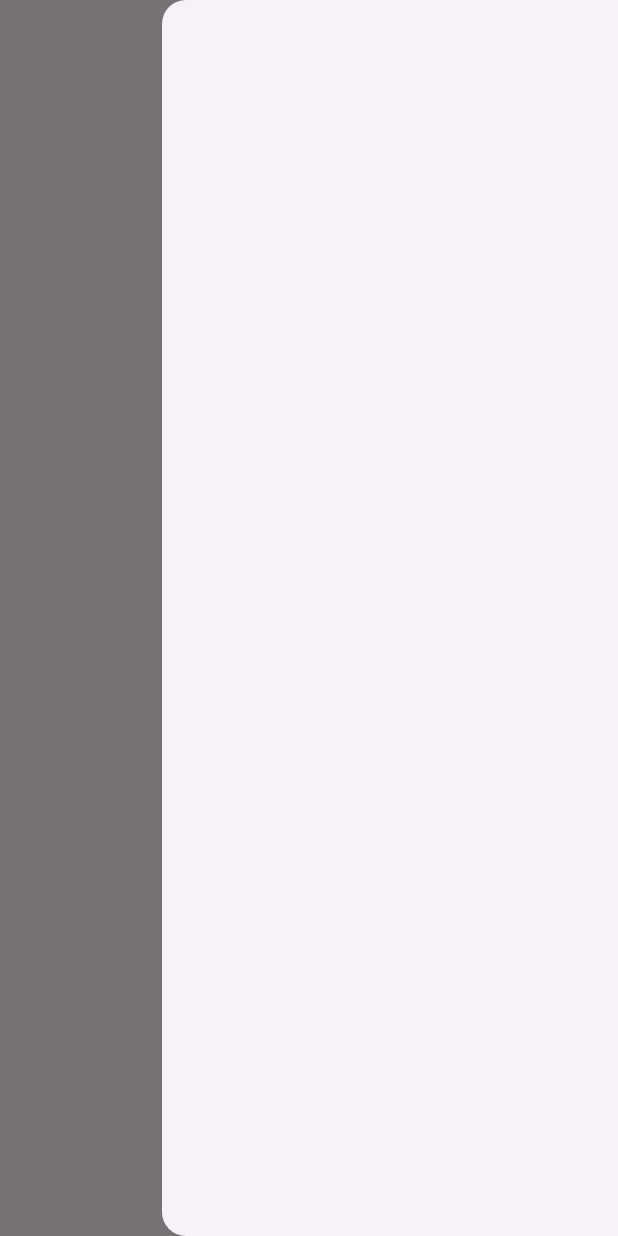
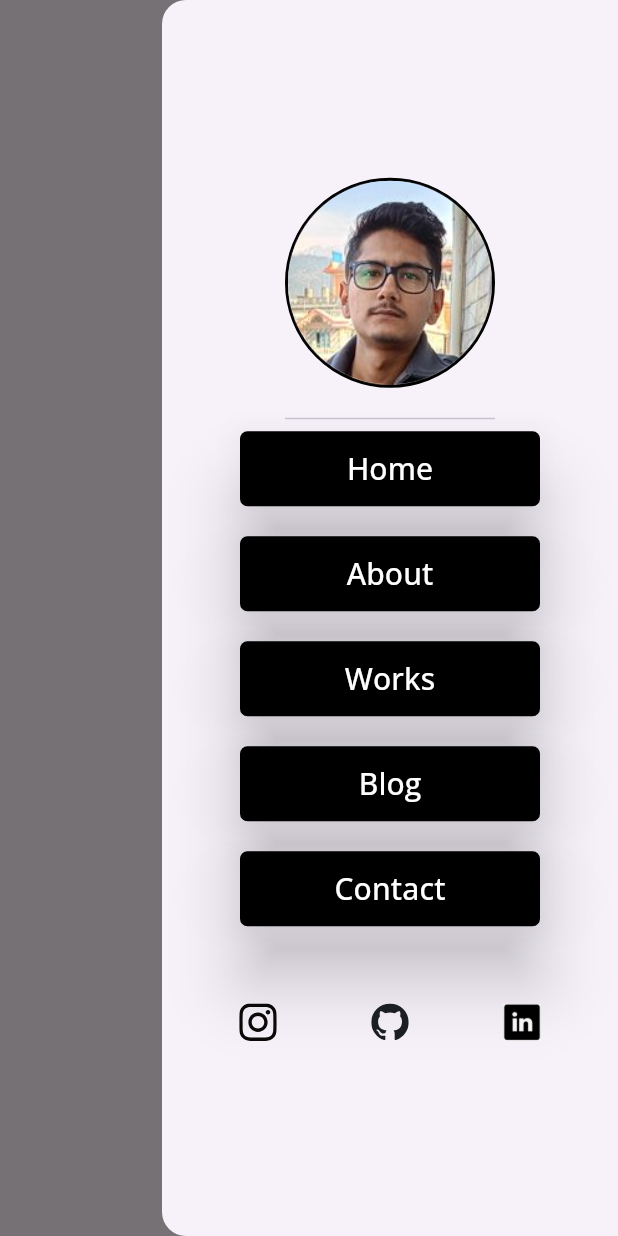
Before and after one commit to Prashant-Bista/Flutter_landingpage, a Flutter app: the screen it shows after launch, after a tap on the "menu" icon, on a phone screen of 412 x 824 dp. Run offline on Flutter 3.47's test engine with Material 3 defaults, Android fonts, the phone set to English and light mode, and no system bars; our stand-ins replace flutter_svg, google_fonts, url_strategy.

Commit message:
added buttons and links to social media profiles in mobile's drawer

```diff
--- a/lib/components.dart
+++ b/lib/components.dart
@@ -47,6 +47,35 @@ class _TabsWebState extends State<TabsWeb> {
   }
 }
 
+class TabsMobile extends StatefulWidget {
+  final text;
+  final route;
+  const TabsMobile({super.key, @required this.text, @required this.route});
+
+  @override
+  State<TabsMobile> createState() => _TabsMobileState();
+}
+
+class _TabsMobileState extends State<TabsMobile> {
+  @override
+  Widget build(BuildContext context) {
+    return MaterialButton(
+      onPressed: () {},
+      color: Colors.black,
+      elevation: 20.0,
+      shape: RoundedRectangleBorder(
+        borderRadius: BorderRadius.all(Radius.circular(5.0)),
+      ),
+      height: 50.0,
+      minWidth: 200.0,
+      child: Text(
+        widget.text,
+        style: GoogleFonts.openSans(fontSize: 20.0, color: Colors.white),
+      ),
+    );
+  }
+}
+
 class SansBold extends StatelessWidget {
   final text;
   final size;
@@ -79,7 +108,12 @@ class TextForm extends StatelessWidget {
   final hintText;
   final width;
   final maxlines;
-  const TextForm({super.key,@required this.hintText,@required this.heading, @required this.width, this.maxlines});
+  const TextForm(
+      {super.key,
+      @required this.hintText,
+      @required this.heading,
+      @required this.width,
+      this.maxlines});
 
   @override
   Widget build(BuildContext context) {
@@ -93,30 +127,32 @@ class TextForm extends StatelessWidget {
         SizedBox(
           width: 350,
           child: TextFormField(
-            maxLines: maxlines==null?null:maxlines,
+            maxLines: maxlines == null ? null : maxlines,
             decoration: InputDecoration(
-              focusedErrorBorder:OutlineInputBorder(
+              focusedErrorBorder: OutlineInputBorder(
                 borderSide:
-                BorderSide(color: Colors.red, style: BorderStyle.solid),
+                    BorderSide(color: Colors.red, style: BorderStyle.solid),
                 borderRadius: BorderRadius.all(
                   Radius.circular(10.0),
                 ),
-              ) ,
+              ),
               enabledBorder: OutlineInputBorder(
-                borderSide:
-                    BorderSide(color: Colors.lightBlue, style: BorderStyle.solid),
+                borderSide: BorderSide(
+                    color: Colors.lightBlue, style: BorderStyle.solid),
                 borderRadius: BorderRadius.all(
                   Radius.circular(10.0),
                 ),
               ),
               focusedBorder: OutlineInputBorder(
-                  borderSide: BorderSide(color: Colors.lightBlueAccent, width: 2.0),
+                  borderSide:
+                      BorderSide(color: Colors.lightBlueAccent, width: 2.0),
                   borderRadius: BorderRadius.all(Radius.circular(15.0))),
               hintText: hintText,
               hintStyle: GoogleFonts.poppins(fontSize: 14.0),
             ),
-            validator: (text){
-              if (RegExp("\\bprashant\\b",caseSensitive: false).hasMatch(text.toString())){
+            validator: (text) {
+              if (RegExp("\\bprashant\\b", caseSensitive: false)
+                  .hasMatch(text.toString())) {
                 return "Match found";
               }
             },
@@ -133,24 +169,32 @@ class AnimatedCardWeb extends StatefulWidget {
   final text;
   final fit;
   final reverse;
-  const AnimatedCardWeb({super.key, @required this.imagepath,@required this.text, this.fit, this.reverse,});
+  const AnimatedCardWeb({
+    super.key,
+    @required this.imagepath,
+    @required this.text,
+    this.fit,
+    this.reverse,
+  });
 
   @override
   State<AnimatedCardWeb> createState() => _AnimatedCardWebState();
 }
 
-class _AnimatedCardWebState extends State<AnimatedCardWeb> with SingleTickerProviderStateMixin {
-  late AnimationController _controller=AnimationController(vsync: this,
-  duration : const Duration(seconds: 4))..repeat(reverse: true);
+class _AnimatedCardWebState extends State<AnimatedCardWeb>
+    with SingleTickerProviderStateMixin {
+  late AnimationController _controller =
+      AnimationController(vsync: this, duration: const Duration(seconds: 4))
+        ..repeat(reverse: true);
 //choose offset as the type of the animation
-  late Animation<Offset> _animation= Tween(
-    //Since our animated cards are going to move in two directions, we need to write that whenever the widget
-    // dot reverse is true, then the starting position of the card widget will be offset zero comma 0.08 and
-    begin: widget.reverse==true? Offset(0,0.08): Offset.zero,
-    end: widget.reverse==true? Offset.zero: Offset(0,0.08)
-      //This way the properties got attached to the controller.
-  ).animate(_controller);
-
+  late Animation<Offset> _animation = Tween(
+          //Since our animated cards are going to move in two directions, we need to write that whenever the widget
+          // dot reverse is true, then the starting position of the card widget will be offset zero comma 0.08 and
+          begin: widget.reverse == true ? Offset(0, 0.08) : Offset.zero,
+          end: widget.reverse == true ? Offset.zero : Offset(0, 0.08)
+          //This way the properties got attached to the controller.
+          )
+      .animate(_controller);
 
   @override
   void dispose() {
@@ -160,7 +204,8 @@ class _AnimatedCardWebState extends State<AnimatedCardWeb> with SingleTickerProv
 
   @override
   Widget build(BuildContext context) {
-    return  SlideTransition(position: _animation,
+    return SlideTransition(
+      position: _animation,
       child: Card(
         elevation: 30.0,
         shape: RoundedRectangleBorder(
@@ -172,10 +217,10 @@ class _AnimatedCardWebState extends State<AnimatedCardWeb> with SingleTickerProv
           child: Column(
             crossAxisAlignment: CrossAxisAlignment.start,
             children: [
-              Image.asset(
-              widget.imagepath,
-                  height: 200.0, width: 200.0,
-              fit: widget.fit ==null?null:widget.fit),
+              Image.asset(widget.imagepath,
+                  height: 200.0,
+                  width: 200.0,
+                  fit: widget.fit == null ? null : widget.fit),
               SizedBox(
                 height: 10.0,
               ),
--- a/lib/mobile/landing_page_mobile.dart
+++ b/lib/mobile/landing_page_mobile.dart
@@ -1,4 +1,7 @@
 import 'package:flutter/material.dart';
+import 'package:flutter_svg/flutter_svg.dart';
+import 'package:prashant_bista/components.dart';
+import 'package:url_launcher/url_launcher.dart';
 
 class LandingaPageMobile extends StatefulWidget {
   const LandingaPageMobile({super.key});
@@ -20,7 +23,70 @@ class _LandingaPageMobileState extends State<LandingaPageMobile> {
           color: Colors.black,
         ),
       ),
-      endDrawer: Drawer(),
+      endDrawer: Drawer(
+        child: Column(
+          mainAxisAlignment: MainAxisAlignment.center,
+          children: [
+            DrawerHeader(
+                padding: EdgeInsets.only(bottom: 20),
+                child: Container(
+                  decoration: BoxDecoration(
+                      shape: BoxShape.circle,
+                      border: Border.all(width: 2.0, color: Colors.black)),
+                  child: Image.asset('assets/PP-circle.png'),
+                )),
+            TabsMobile(text: "Home", route: "/"),
+            SizedBox(
+              height: 20,
+            ),
+            TabsMobile(text: "About", route: '/about'),
+            SizedBox(
+              height: 20,
+            ),
+            TabsMobile(text: "Works", route: '/works'),
+            SizedBox(
+              height: 20,
+            ),
+            TabsMobile(text: "Blog", route: '/blog'),
+            SizedBox(
+              height: 20,
+            ),
+            TabsMobile(text: "Contact", route: '/contact'),
+            SizedBox(
+              height: 40,
+            ),
+            Row(
+              mainAxisAlignment: MainAxisAlignment.spaceEvenly,
+              children: [
+                IconButton(
+                    onPressed: () async => await launchUrl(Uri.parse(
+                        "https:://www.instagram.com/prashantbista7/")),
+                    icon: SvgPicture.asset(
+                      "assets/instagram.svg",
+                      height: 25,
+                      width: 25,
+                    )),
+                IconButton(
+                    onPressed: () async => await launchUrl(
+                        Uri.parse("https://github.com/Prashant-Bista")),
+                    icon: SvgPicture.asset(
+                      "assets/github.svg",
+                      height: 25,
+                      width: 25,
+                    )),
+                IconButton(
+                    onPressed: () async => await launchUrl(Uri.parse(
+                        "https://www.linkedin.com/in/prashant-bista-9016b5270/")),
+                    icon: Image.asset(
+                      "assets/linkedin.png",
+                      height: 25,
+                      width: 25,
+                    ))
+              ],
+            )
+          ],
+        ),
+      ),
     );
   }
 }
```
